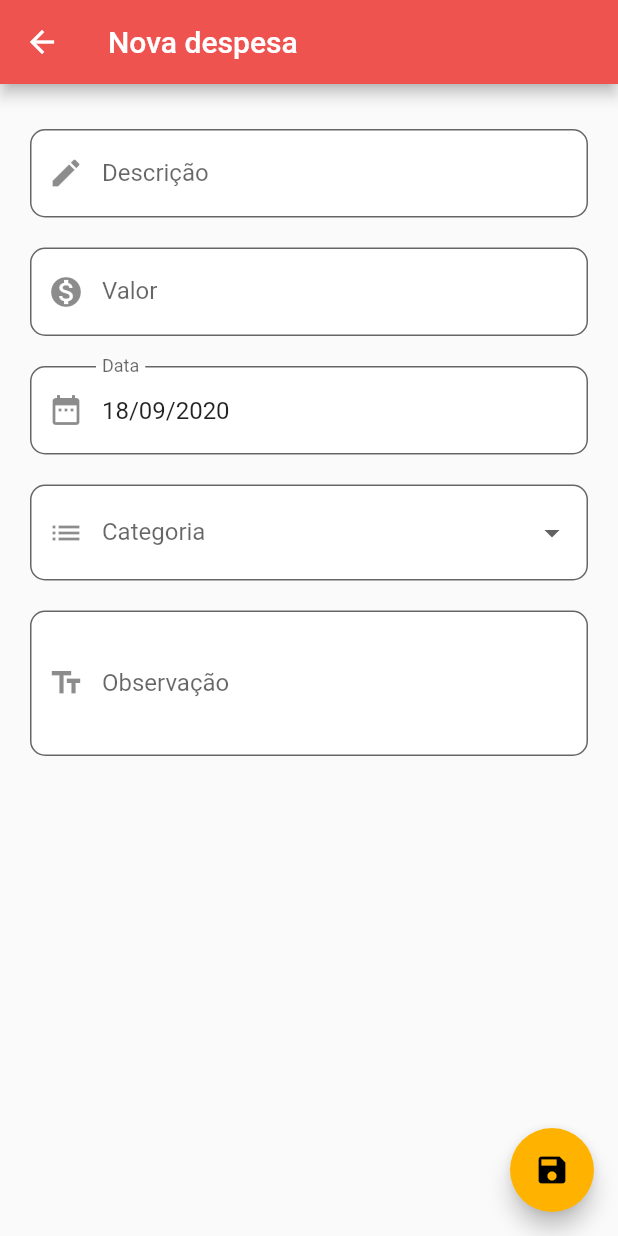
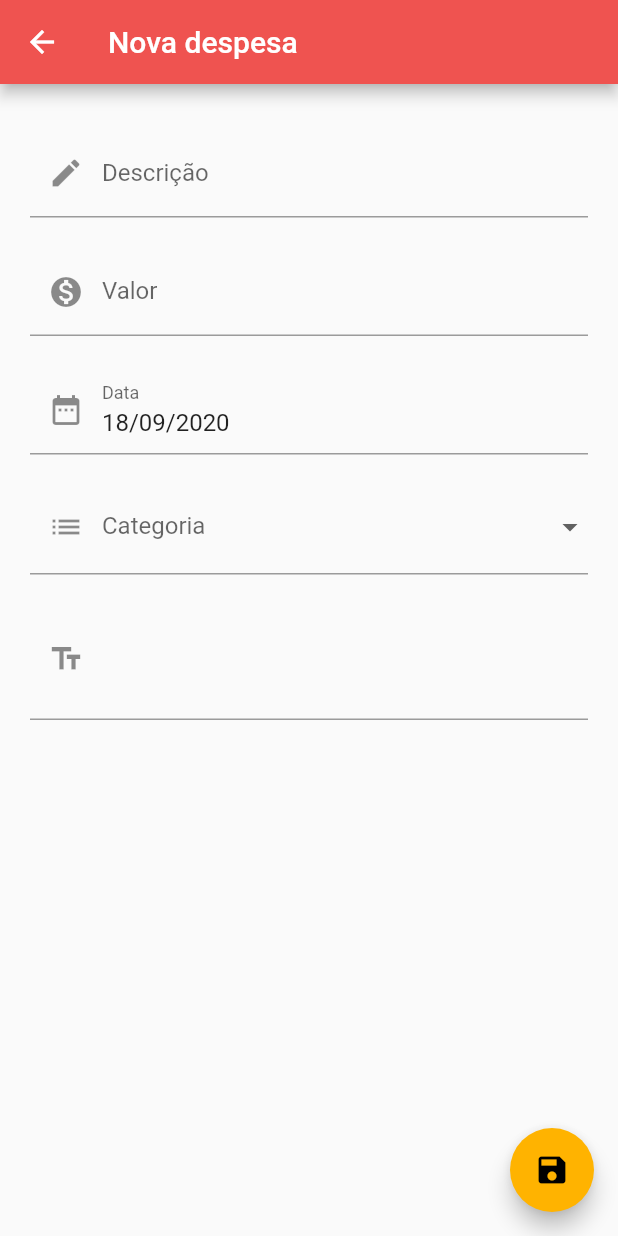
Before and after one commit to felipegabriel1942/personal-expenses-app-flutter, a Flutter app: the ExpensesFormScreen screen opened by its route, on a phone screen of 412 x 824 dp. Run offline on Flutter 3.47's test engine with Material 2 defaults, Android fonts, the phone set to English and light mode, and no system bars; our stand-ins replace brasil_fields, flushbar, flutter_mobx, mobx, shared_preferences; accounts and stored records are empty; generated files the repository leaves out were written again; statements that could not run were skipped.

Commit message:
Adjusting expense form layout

```diff
--- a/lib/views/expenses/expenses_form_screen.dart
+++ b/lib/views/expenses/expenses_form_screen.dart
@@ -78,14 +78,8 @@ class _ExpensesFormScreenState extends State<ExpensesFormScreen> {
                             child: TextFormField(
                               autovalidate: store.autovalidate,
                               decoration: InputDecoration(
-                                border: OutlineInputBorder(
-                                  borderRadius: BorderRadius.all(
-                                    Radius.circular(10),
-                                  ),
-                                ),
+
                                 labelText: 'Descrição',
-                                filled: true,
-                                fillColor: Colors.white,
                                 prefixIcon: Icon(
                                   Icons.edit,
                                 ),
@@ -105,12 +99,6 @@ class _ExpensesFormScreenState extends State<ExpensesFormScreen> {
                             autovalidate: store.autovalidate,
                             decoration: InputDecoration(
                               labelText: 'Valor',
-                              border: OutlineInputBorder(
-                                borderRadius: BorderRadius.all(
-                                  Radius.circular(10),
-                                ),
-                              ),
-                              filled: true,
                               fillColor: Colors.white,
                               prefixIcon: Icon(
                                 Icons.monetization_on,
@@ -140,12 +128,6 @@ class _ExpensesFormScreenState extends State<ExpensesFormScreen> {
                             ),
                             decoration: InputDecoration(
                               labelText: 'Data',
-                              border: OutlineInputBorder(
-                                borderRadius: BorderRadius.all(
-                                  Radius.circular(10),
-                                ),
-                              ),
-                              filled: true,
                               fillColor: Colors.white,
                               prefixIcon: Icon(
                                 Icons.date_range,
@@ -164,19 +146,13 @@ class _ExpensesFormScreenState extends State<ExpensesFormScreen> {
                       Observer(builder: (_) {
                         return Container(
                           padding: const EdgeInsets.symmetric(
-                            vertical: 10,
+                            vertical: 6,
                           ),
                           child: DropdownButtonFormField(
                             isExpanded: true,
                             autovalidate: store.autovalidate,
                             decoration: InputDecoration(
                               labelText: 'Categoria',
-                              border: OutlineInputBorder(
-                                borderRadius: BorderRadius.all(
-                                  Radius.circular(10),
-                                ),
-                              ),
-                              filled: true,
                               fillColor: Colors.white,
                               prefixIcon: Icon(
                                 Icons.list,
@@ -202,18 +178,12 @@ class _ExpensesFormScreenState extends State<ExpensesFormScreen> {
                         child: TextFormField(
                           maxLines: 3,
                           decoration: InputDecoration(
-                            border: OutlineInputBorder(
-                              borderRadius: BorderRadius.all(
-                                Radius.circular(10),
-                              ),
-                            ),
-                            labelText: 'Observação',
-                            filled: true,
                             fillColor: Colors.white,
                             prefixIcon: Icon(
                               Icons.text_fields,
                             ),
                           ),
+                          onChanged: store.setObservation,
                         ),
                       ),
                     ],
--- a/lib/views/expenses/expenses_screen.dart
+++ b/lib/views/expenses/expenses_screen.dart
@@ -3,6 +3,7 @@ import 'package:personal_expenses_app/components/app_drawer.dart';
 import 'package:personal_expenses_app/repositories/expenses_repository.dart';
 import 'package:personal_expenses_app/stores/expenses/expenses_store.dart';
 import 'package:personal_expenses_app/utils/app_routes.dart';
+import 'package:personal_expenses_app/views/expenses/components/expense_list_item.dart';
 
 class ExpensesScreen extends StatelessWidget {
   final store = ExpensesStore();
@@ -27,8 +28,8 @@ class ExpensesScreen extends StatelessWidget {
               return ListView.builder(
                 itemCount: store.expensesList.length,
                 itemBuilder: (context, index) {
-                  return Text(
-                    store.expensesList[index].description,
+                  return ExpenseListItem(
+                    expense: store.expensesList[index],
                   );
                 },
               );
```
Also changed, not shown: lib/repositories/expenses_repository.dart (+6 -3 lines), lib/stores/expenses/expenses_store.dart (+7 -1 lines), lib/views/expenses/components/expense_list_item.dart (added, +39 -0 lines).
